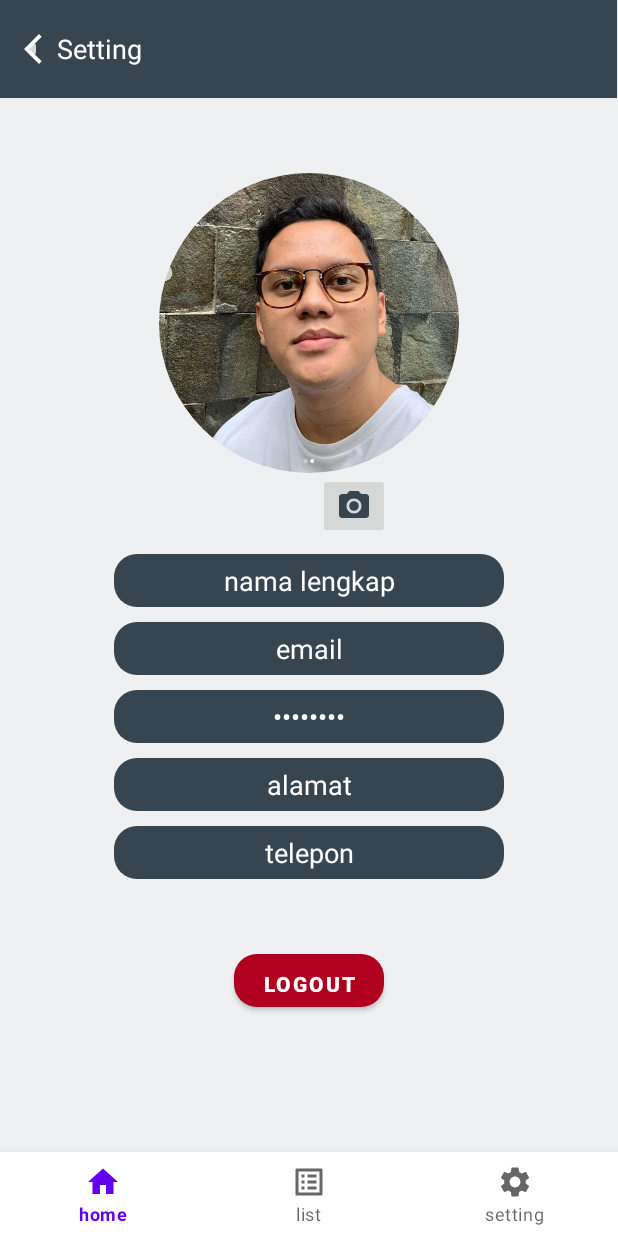
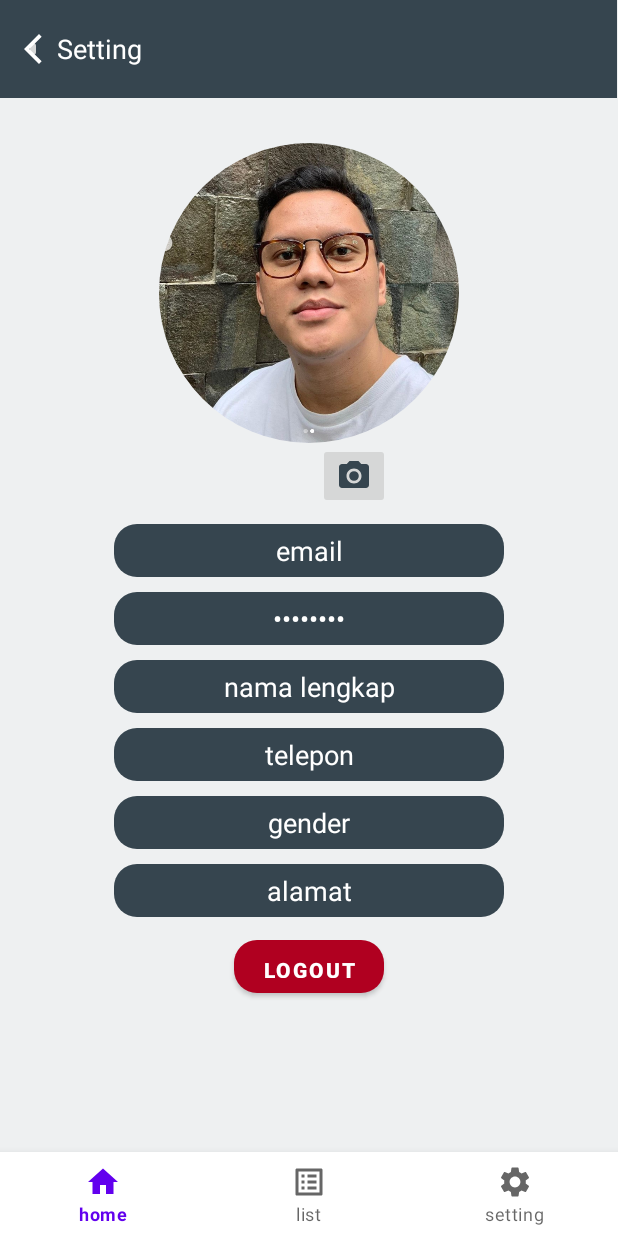
Before and after one commit to fikri-zamzam/Poloskuy, an Android app: the fragment SettingFragment placed in its activity, on a phone screen of 412 x 824 dp. Run offline under Robolectric (Android 15) with nearby library versions, the light colour scheme and no system bars; our stand-ins replace CircleImageView.

Commit message:
mengedit setting

```diff
--- a/apkpoloskuy/app/src/main/res/layout/fragment_setting.xml
+++ b/apkpoloskuy/app/src/main/res/layout/fragment_setting.xml
@@ -44,7 +44,7 @@
         android:layout_height="200dp"
         android:src="@drawable/armuh"
         android:layout_gravity="center"
-        android:layout_marginTop="50dp"/>
+        android:layout_marginTop="30dp"/>
 
     <ImageButton
         android:id="@+id/imgCam"
@@ -53,18 +53,6 @@
         android:layout_gravity="center"
         android:src="@drawable/iccamera_alt"
         android:layout_marginLeft="30dp"
-        />
-
-    <EditText
-        android:id="@+id/nama"
-        android:layout_width="260dp"
-        android:layout_height="35dp"
-        android:background="@drawable/button"
-        android:textColor="@color/white"
-        android:text="nama lengkap"
-        android:textAlignment="center"
-        android:layout_gravity="center"
-        android:layout_marginTop="10dp"
         />
 
     <EditText
@@ -78,6 +66,7 @@
         android:layout_gravity="center"
         android:layout_marginTop="10dp"
         />
+
     <EditText
         android:id="@+id/pass"
         android:layout_width="260dp"
@@ -92,12 +81,12 @@
         />
 
     <EditText
-        android:id="@+id/alamat"
+        android:id="@+id/nama"
         android:layout_width="260dp"
         android:layout_height="35dp"
         android:background="@drawable/button"
         android:textColor="@color/white"
-        android:text="alamat"
+        android:text="nama lengkap"
         android:textAlignment="center"
         android:layout_gravity="center"
         android:layout_marginTop="10dp"
@@ -115,13 +104,36 @@
         android:layout_marginTop="10dp"
         />
 
+    <EditText
+        android:layout_width="260dp"
+        android:layout_height="35dp"
+        android:id="@+id/gender"
+        android:background="@drawable/button"
+        android:textColor="@color/white"
+        android:text="gender"
+        android:textAlignment="center"
+        android:layout_gravity="center"
+        android:layout_marginTop="10dp"/>
+
+    <EditText
+        android:id="@+id/alamat"
+        android:layout_width="260dp"
+        android:layout_height="35dp"
+        android:background="@drawable/button"
+        android:textColor="@color/white"
+        android:text="alamat"
+        android:textAlignment="center"
+        android:layout_gravity="center"
+        android:layout_marginTop="10dp"
+        />
+
 
     <Button
         android:id="@+id/logout_btn"
         android:layout_width="100dp"
         android:layout_height="35dp"
         android:layout_gravity="center"
-        android:layout_marginTop="50dp"
+        android:layout_marginTop="15dp"
         android:background="@drawable/button"
         android:text="Logout"
         android:textStyle="bold"
```
